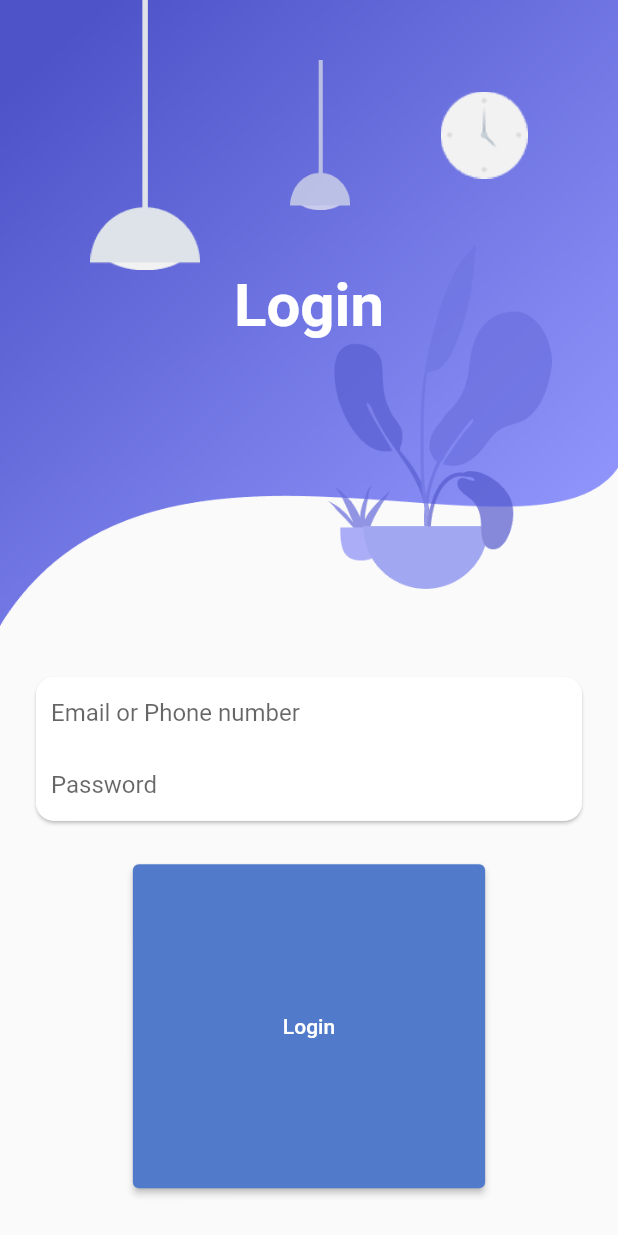
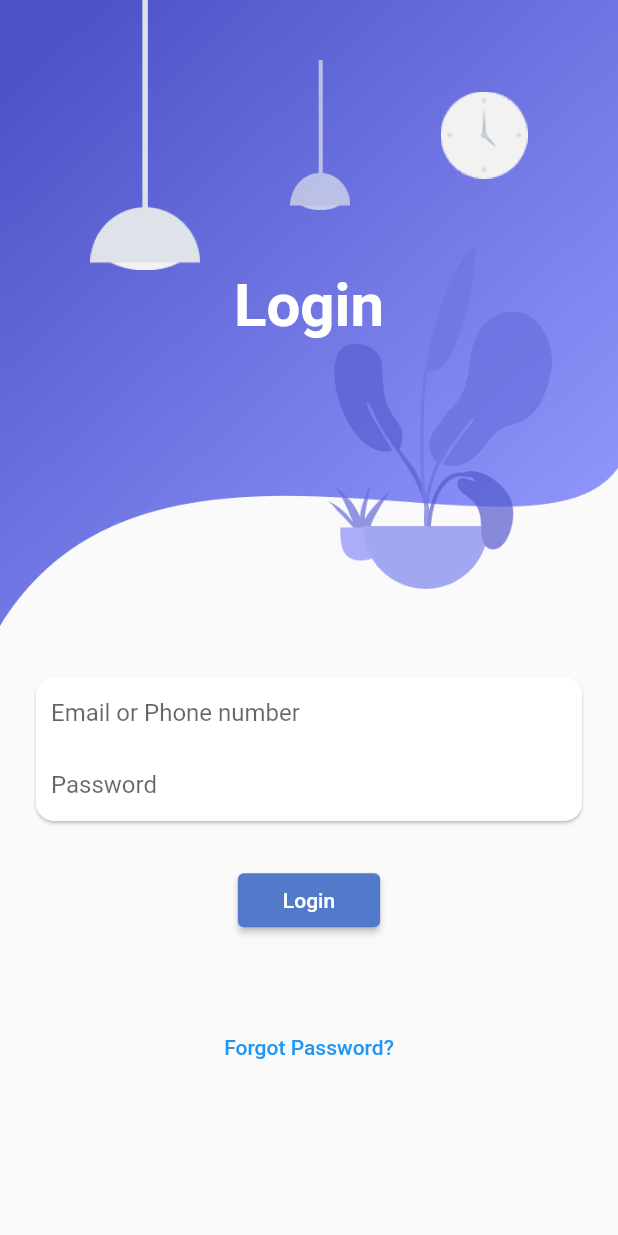
Before and after one commit to NeloverWAburas/LogInRepo, a Flutter app: the screen it shows after launch, on a phone screen of 412 x 824 dp. Run offline on Flutter 3.47's test engine with Material 2 defaults, Android fonts, the phone set to English and light mode, and no system bars.

```diff
--- a/lib/screens/login_screen.dart
+++ b/lib/screens/login_screen.dart
@@ -75,7 +75,7 @@ class LoginScreen extends StatelessWidget {
                 child: Text("Login"),
                 style: ButtonStyle(
                   backgroundColor: MaterialStateProperty.all(Color(0xff517bca)),
-                  padding: MaterialStateProperty.all(EdgeInsets.all(100)),
+                  padding: MaterialStateProperty.all(EdgeInsets.symmetric(horizontal: 30)),
                 ),
               ),
               SizedBox(height: 50),
```
Also changed, not shown: 1 other file.
